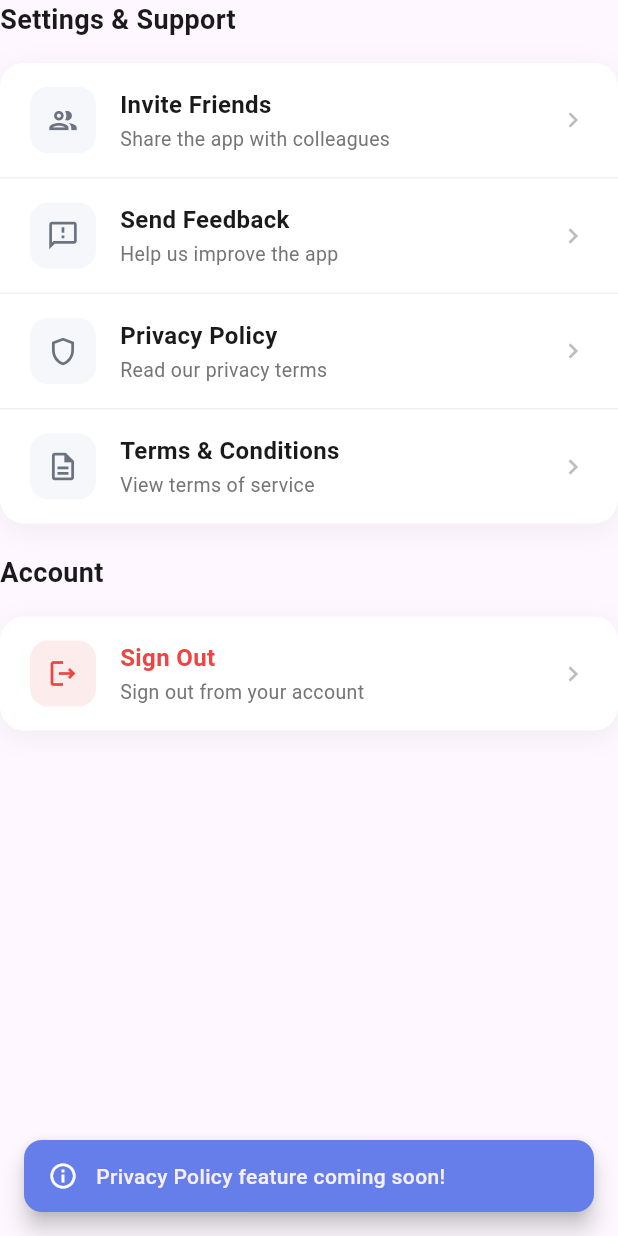
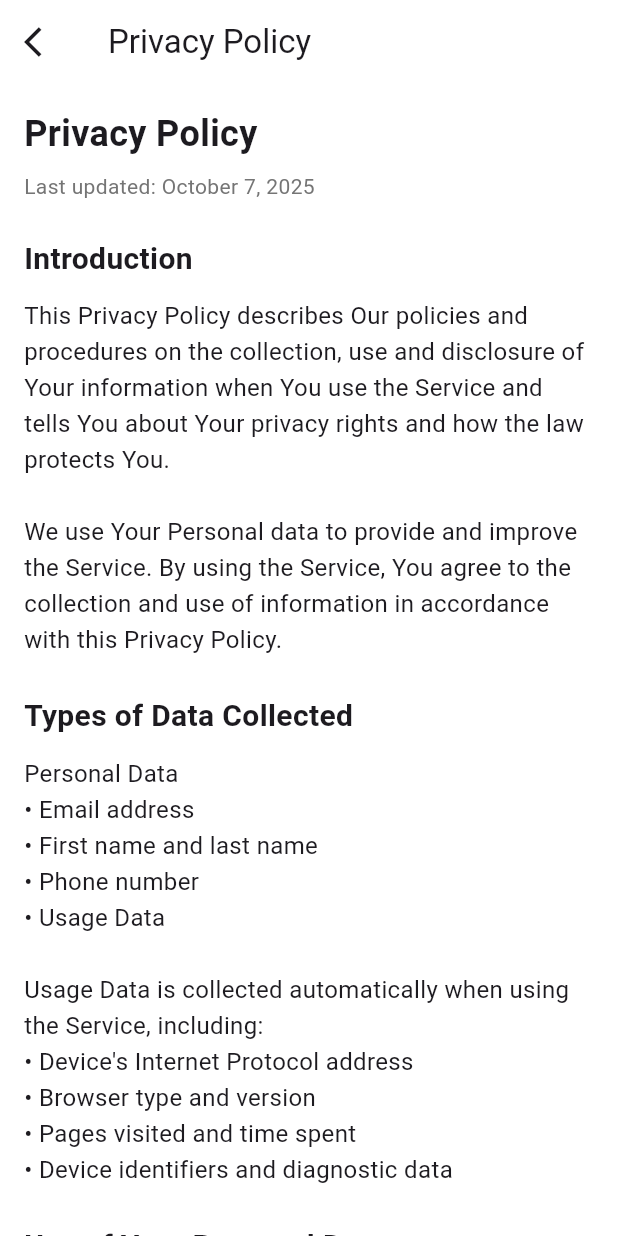
Before and after one commit to kevin-Jobi/VistaCallDoctor, a Flutter app: the ProfileOptionsList widget shown alone on an empty page, opened directly with empty values, after a tap on "Privacy Policy", on a phone screen of 412 x 824 dp. Run offline on Flutter 3.47's test engine with Material 3 defaults, Android fonts, the light colour scheme and no system bars; our stand-ins replace bloc, cloud_firestore, equatable, firebase_auth, firebase_core, flutter_bloc and 3 more; missing offline and left inert: cloudinary; accounts and stored records are empty; network calls fail.

Commit message:
Profile and settngs pages are dont

```diff
--- a/lib/views/appointment/appointment_screen.dart
+++ b/lib/views/appointment/appointment_screen.dart
@@ -99,6 +99,7 @@ import 'package:vista_call_doctor/blocs/appointment/appointment_event.dart';
 import 'package:vista_call_doctor/blocs/appointment/appointment_state.dart';
 import 'package:vista_call_doctor/navigation/bottom_navigation.dart';
 import 'package:vista_call_doctor/view_models/appointment_view_model.dart';
+import 'package:vista_call_doctor/views/profile/doctor_profile_screen.dart';
 import 'appointment_ui.dart';
 
 class AppointmentScreen extends StatelessWidget {
@@ -178,10 +179,10 @@ class AppointmentScreen extends StatelessWidget {
         ],
       ),
       actions: [
-        Container(
-          margin: const EdgeInsets.only(right: 8),
-          child: _buildNotificationButton(context),
-        ),
+        // Container(
+        //   margin: const EdgeInsets.only(right: 8),
+        //   child: _buildNotificationButton(context),
+        // ),
         Container(
           margin: const EdgeInsets.only(right: 16),
           child: _buildProfileAvatar(context),
@@ -214,7 +215,7 @@ class AppointmentScreen extends StatelessWidget {
 
   Widget _buildProfileAvatar(BuildContext context) {
     return GestureDetector(
-      onTap: () => Navigator.pushNamed(context, '/doctor_profile'),
+      onTap: () => Navigator.push(context, MaterialPageRoute(builder: (context) => const DoctorProfileScreen())),
       child: Container(
         height: 44,
         width: 44,
--- a/lib/views/message/message_screen.dart
+++ b/lib/views/message/message_screen.dart
@@ -73,14 +73,14 @@ class MessageScreen extends StatelessWidget {
         ],
       ),
       actions: [
-        Container(
-          margin: const EdgeInsets.only(right: 8),
-          child: _buildSearchButton(context),
-        ),
-        Container(
-          margin: const EdgeInsets.only(right: 16),
-          child: _buildNewMessageButton(context),
-        ),
+        // Container(
+        //   margin: const EdgeInsets.only(right: 8),
+        //   child: _buildSearchButton(context),
+        // ),
+        // Container(
+        //   margin: const EdgeInsets.only(right: 16),
+        //   child: _buildNewMessageButton(context),
+        // ),
       ],
     );
   }
--- /dev/null
+++ b/lib/views/profile/components/privacy_policy.dart
@@ -0,0 +1,127 @@
+import 'package:flutter/material.dart';
+
+class PrivacyPolicyPage extends StatelessWidget {
+  const PrivacyPolicyPage({Key? key}) : super(key: key);
+
+  @override
+  Widget build(BuildContext context) {
+    return Scaffold(
+      backgroundColor: Colors.white,
+      appBar: AppBar(
+        // leading: IconButton(onPressed: (){Get.back();}, icon: Icon(Icons.arrow_back_ios)),
+        leading: IconButton(
+          onPressed: () {
+            Navigator.pop(context);
+          },
+          icon: const Icon(Icons.arrow_back_ios),
+        ),
+
+        backgroundColor: Colors.white,
+        title: const Text('Privacy Policy'),
+        elevation: 0,
+      ),
+      body: SingleChildScrollView(
+        padding: const EdgeInsets.all(16.0),
+        child: Column(
+          crossAxisAlignment: CrossAxisAlignment.start,
+          children: [
+            const Text(
+              'Privacy Policy',
+              style: TextStyle(
+                fontSize: 24,
+                fontWeight: FontWeight.bold,
+              ),
+            ),
+            const SizedBox(height: 8),
+            Text(
+              'Last updated: October 7, 2025',
+              style: TextStyle(
+                color: Colors.grey[600],
+                fontSize: 14,
+              ),
+            ),
+            const SizedBox(height: 24),
+            _buildSection(
+              'Introduction',
+              'This Privacy Policy describes Our policies and procedures on the collection, '
+                  'use and disclosure of Your information when You use the Service and tells You '
+                  'about Your privacy rights and how the law protects You.\n\n'
+                  'We use Your Personal data to provide and improve the Service. By using the '
+                  'Service, You agree to the collection and use of information in accordance with '
+                  'this Privacy Policy.',
+            ),
+            _buildSection(
+              'Types of Data Collected',
+              'Personal Data\n'
+                  '• Email address\n'
+                  '• First name and last name\n'
+                  '• Phone number\n'
+                  '• Usage Data\n\n'
+                  'Usage Data is collected automatically when using the Service, including:\n'
+                  '• Device\'s Internet Protocol address\n'
+                  '• Browser type and version\n'
+                  '• Pages visited and time spent\n'
+                  '• Device identifiers and diagnostic data',
+            ),
+            _buildSection(
+              'Use of Your Personal Data',
+              'We may use Your Personal Data for:\n'
+                  '• Providing and maintaining our Service\n'
+                  '• Managing Your Account\n'
+                  '• Contacting You\n'
+                  '• Processing Your purchases\n'
+                  '• Sending updates and offers\n'
+                  '• Business transfers\n'
+                  '• Data analysis and service improvement',
+            ),
+            _buildSection(
+              'Data Retention',
+              'We retain Your Personal Data only for as long as necessary for the purposes '
+                  'set out in this Privacy Policy. We will retain and use Your Personal Data to '
+                  'comply with our legal obligations, resolve disputes, and enforce our legal '
+                  'agreements and policies.',
+            ),
+            _buildSection(
+              'Children\'s Privacy',
+              'Our Service does not address anyone under the age of 13. We do not knowingly '
+                  'collect personally identifiable information from anyone under the age of 13.',
+            ),
+            _buildSection(
+              'Contact Us',
+              'If you have any questions about this Privacy Policy, You can contact us:\n\n'
+                  'Email: kevinjobi.offical@gmail.com\n'
+                  'Phone: 8086638332',
+            ),
+            const SizedBox(height: 32),
+          ],
+        ),
+      ),
+    );
+  }
+
+  Widget _buildSection(String title, String content) {
+    return Padding(
+      padding: const EdgeInsets.only(bottom: 24.0),
+      child: Column(
+        crossAxisAlignment: CrossAxisAlignment.start,
+        children: [
+          Text(
+            title,
+            style: const TextStyle(
+              fontSize: 20,
+              fontWeight: FontWeight.bold,
+            ),
+          ),
+          const SizedBox(height: 12),
+          Text(
+            content,
+            style: const TextStyle(
+              fontSize: 16,
+              height: 1.5,
+            ),
+          ),
+        ],
+      ),
+    );
+  }
+}
--- a/lib/views/profile/components/profile_options_list.dart
+++ b/lib/views/profile/components/profile_options_list.dart
@@ -50,7 +50,10 @@
 
 import 'package:flutter/material.dart';
 import 'package:share_plus/share_plus.dart';
+import 'package:vista_call_doctor/views/profile/components/privacy_policy.dart';
 import 'profile_option_item.dart';
+import 'package:url_launcher/url_launcher.dart';
+
 
 class ProfileOptionsList extends StatelessWidget {
   final VoidCallback onLogout;
@@ -94,26 +97,81 @@ class ProfileOptionsList extends StatelessWidget {
               ),
               ProfileOptionItem(
                 icon: Icons.feedback_outlined,
-                title: 'Send Feedback',
-                subtitle: 'Help us improve the app',
-                showBorder: true,
-                onTap: () => _showComingSoonSnackbar(context, 'Feedback'),
+                title: 'Feedback',
+                subtitle: 'Help us improve',
+                // color: Colors.orange.shade600,
+                // onTap:
+                //  () async {
+                //   final Uri emailUri = Uri(
+                //     scheme: 'mailto',
+                //     path: 'kevinemmanu@gmail.com', // ← Replace with your email
+                //     queryParameters: {
+                //       'subject': 'Feedback for VistaCall App',
+                //     },
+                //   );
+
+                //   if (await canLaunchUrl(emailUri)) {
+                //     await launchUrl(emailUri);
+                //   } else {
+                //     ScaffoldMessenger.of(context).showSnackBar(
+                //       const SnackBar(
+                //         content: Text('Could not open email app.'),
+                //       ),
+                //     );
+                //   }
+                // },
+                onTap: () async {
+                  final Uri emailUri = Uri(
+                    scheme: 'mailto',
+                    path: 'kevinemmanu@gmail.com',
+                    queryParameters: {'subject': 'Feedback for VistaCall App'},
+                  );
+
+                  try {
+                    if (await canLaunchUrl(emailUri)) {
+                      await launchUrl(
+                        emailUri,
+                        mode: LaunchMode
+                            .externalApplication, // ⬅️ Forces open email app
+                      );
+                    } else {
+                      ScaffoldMessenger.of(context).showSnackBar(
+                        const SnackBar(
+                          content: Text(
+                            'No email app found. Please install an email client.',
+                          ),
+                          backgroundColor: Color(0xFFEF4444),
+                        ),
+                      );
+                    }
+                  } catch (e) {
+                    print('Email launch error: $e');
+                    ScaffoldMessenger.of(context).showSnackBar(
+                      const SnackBar(
+                        content: Text('Could not open email app.'),
+                        backgroundColor: Color(0xFFEF4444),
+                      ),
+                    );
+                  }
+                },
               ),
               ProfileOptionItem(
                 icon: Icons.shield_outlined,
                 title: 'Privacy Policy',
                 subtitle: 'Read our privacy terms',
                 showBorder: true,
-                onTap: () => _showComingSoonSnackbar(context, 'Privacy Policy'),
+                onTap: () => Navigator.push(context, MaterialPageRoute(
+                  builder: (context) => const PrivacyPolicyPage(),
+                )),
               ),
-              ProfileOptionItem(
-                icon: Icons.description_outlined,
-                title: 'Terms & Conditions',
-                subtitle: 'View terms of service',
-                showBorder: false,
-                onTap: () =>
-                    _showComingSoonSnackbar(context, 'Terms & Conditions'),
-              ),
+              // ProfileOptionItem(
+              //   icon: Icons.description_outlined,
+              //   title: 'Terms & Conditions',
+              //   subtitle: 'View terms of service',
+              //   showBorder: false,
+              //   onTap: () =>
+              //       _showComingSoonSnackbar(context, 'Terms & Conditions'),
+              // ),
             ],
           ),
         ),
@@ -160,9 +218,7 @@ class ProfileOptionsList extends StatelessWidget {
         'Hey! Check out this amazing app! Download it here: $appLink';
     try {
       final result = await SharePlus.instance.share(
-        ShareParams(
-          text: invitationMessage
-        )
+        ShareParams(text: invitationMessage),
       );
       if (result.status == ShareResultStatus.success) {
         ScaffoldMessenger.of(context).showSnackBar(
--- a/pubspec.yaml
+++ b/pubspec.yaml
@@ -49,6 +49,7 @@ dependencies:
   path_provider: ^2.1.5
   intl: ^0.20.2
   share_plus: ^12.0.0
+  url_launcher: ^6.3.2
 
 dev_dependencies:
   flutter_test:
```
Also changed, not shown: pubspec.lock, 2 other files.
